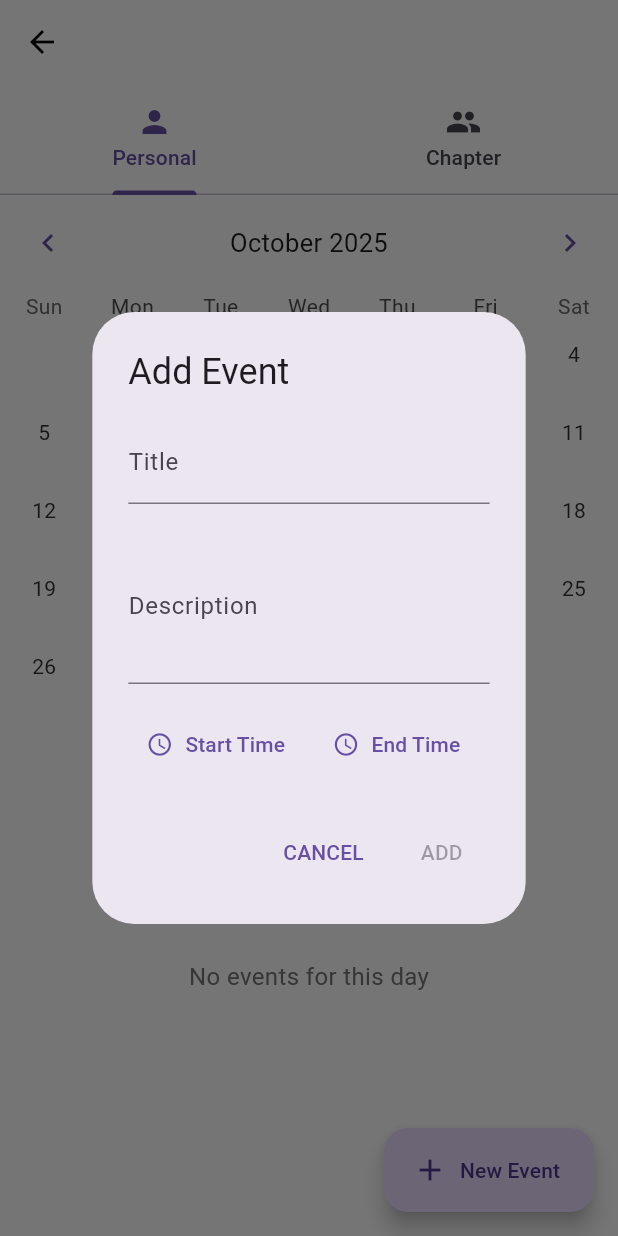
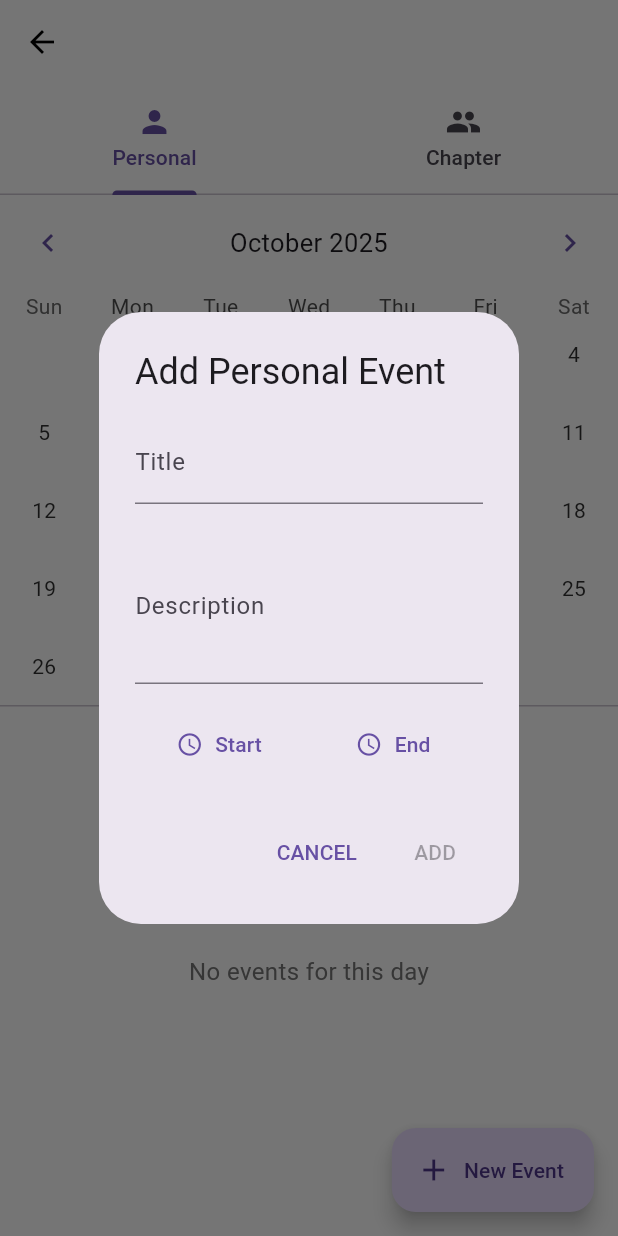
Before and after one commit to martianbabyconsumer/FBLA-APP, a Flutter app: the CalendarPage screen opened directly, after a tap on "New Event", on a phone screen of 412 x 824 dp. Run offline on Flutter 3.47's test engine with Material 3 defaults, Android fonts, the phone set to English and light mode, and no system bars; drawn by our look-alikes of table_calendar; our stand-ins replace shared_preferences; accounts and stored records are empty; network calls fail.

Commit message:
Complete rebuild of calendar system with proper provider context management

```diff
--- a/flutter_application_3/lib/pages/calendar_page.dart
+++ b/flutter_application_3/lib/pages/calendar_page.dart
@@ -2,7 +2,6 @@ import 'package:flutter/material.dart';
 import 'package:table_calendar/table_calendar.dart';
 import 'package:provider/provider.dart';
 import '../providers/calendar_provider.dart';
-
 
 class Event {
   final String title;
@@ -27,79 +26,113 @@ class CalendarPage extends StatefulWidget {
   State<CalendarPage> createState() => _CalendarPageState();
 }
 
-class _CalendarPageState extends State<CalendarPage> with SingleTickerProviderStateMixin {
+class _CalendarPageState extends State<CalendarPage>
+    with SingleTickerProviderStateMixin {
   late TabController _tabController;
-  late DateTime _focusedDay;
-  late DateTime _selectedDay;
-  final _titleController = TextEditingController();
-  final _descriptionController = TextEditingController();
-  TimeOfDay? _startTime;
-  TimeOfDay? _endTime;
+  DateTime _focusedDay = DateTime.now();
+  DateTime _selectedDay = DateTime.now();
 
   @override
   void initState() {
     super.initState();
-    _focusedDay = DateTime.now();
-    _selectedDay = DateTime.now();
     _tabController = TabController(length: 2, vsync: this);
-    _tabController.addListener(_handleTabChange);
+    _tabController.addListener(() {
+      if (mounted) setState(() {});
+    });
   }
 
   @override
   void dispose() {
-    _titleController.dispose();
-    _descriptionController.dispose();
-    _tabController.removeListener(_handleTabChange);
     _tabController.dispose();
     super.dispose();
   }
 
-  void _handleTabChange() {
-    if (_tabController.indexIsChanging) {
+  @override
+  Widget build(BuildContext context) {
+    return Scaffold(
+      appBar: AppBar(
+        bottom: TabBar(
+          controller: _tabController,
+          tabs: const [
+            Tab(icon: Icon(Icons.person), text: 'Personal'),
+            Tab(icon: Icon(Icons.group), text: 'Chapter'),
+          ],
+        ),
+      ),
+      body: Consumer<CalendarProvider>(
+        builder: (context, provider, _) {
+          return _CalendarView(
+            provider: provider,
+            isPersonal: _tabController.index == 0,
+            focusedDay: _focusedDay,
+            selectedDay: _selectedDay,
+            onDaySelected: (selected, focused) {
               setState(() {
-        _onDaySelected(_selectedDay, _focusedDay);
+                _selectedDay = selected;
+                _focusedDay = focused;
               });
-    }
+            },
+            onPageChanged: (focused) {
+              setState(() {
+                _focusedDay = focused;
+              });
+            },
+          );
+        },
+      ),
+      floatingActionButton: Consumer<CalendarProvider>(
+        builder: (context, provider, _) {
+          return FloatingActionButton.extended(
+            onPressed: () => _showAddDialog(
+              context,
+              provider,
+              _tabController.index == 0,
+              _selectedDay,
+            ),
+            icon: const Icon(Icons.add),
+            label: const Text('New Event'),
+          );
+        },
+      ),
+    );
   }
 
-  void _onDaySelected(DateTime selectedDay, DateTime focusedDay) {
-    setState(() {
-      _selectedDay = selectedDay;
-      _focusedDay = focusedDay;
-    });
-  }
+  static void _showAddDialog(
+    BuildContext context,
+    CalendarProvider provider,
+    bool isPersonal,
+    DateTime selectedDay,
+  ) {
+    final titleController = TextEditingController();
+    final descController = TextEditingController();
+    TimeOfDay? startTime;
+    TimeOfDay? endTime;
 
-  void _showAddEventDialog() {
-    final provider = Provider.of<CalendarProvider>(context, listen: false);
-
-    _titleController.clear();
-    _descriptionController.clear();
-    _startTime = null;
-    _endTime = null;
-
-    showDialog<bool>(
+    showDialog(
       context: context,
-      builder: (dialogContext) => StatefulBuilder(
-        builder: (builderContext, setDialogState) => AlertDialog(
-          title: const Text('Add Event'),
+      builder: (dialogContext) {
+        return StatefulBuilder(
+          builder: (stateContext, setState) {
+            return AlertDialog(
+              title: Text('Add ${isPersonal ? "Personal" : "Chapter"} Event'),
               content: SingleChildScrollView(
                 child: Column(
                   mainAxisSize: MainAxisSize.min,
                   children: [
                     TextField(
-                  controller: _titleController,
+                      controller: titleController,
                       decoration: const InputDecoration(
                         labelText: 'Title',
                         hintText: 'Enter event title',
                       ),
-                  onChanged: (value) => setDialogState(() {}),
+                      onChanged: (_) => setState(() {}),
                     ),
                     const SizedBox(height: 16),
                     TextField(
-                  controller: _descriptionController,
+                      controller: descController,
                       decoration: const InputDecoration(
                         labelText: 'Description',
-                    hintText: 'Enter event description',
+                        hintText: 'Enter description',
                       ),
                       maxLines: 3,
                     ),
@@ -114,13 +147,13 @@ class _CalendarPageState extends State<CalendarPage> with SingleTickerProviderSt
                                 initialTime: TimeOfDay.now(),
                               );
                               if (time != null) {
-                            setDialogState(() => _startTime = time);
+                                setState(() => startTime = time);
                               }
                             },
                             icon: const Icon(Icons.access_time),
-                        label: Text(_startTime != null
-                            ? _startTime!.format(dialogContext)
-                            : 'Start Time'),
+                            label: Text(
+                              startTime?.format(dialogContext) ?? 'Start',
+                            ),
                           ),
                         ),
                         Expanded(
@@ -131,13 +164,13 @@ class _CalendarPageState extends State<CalendarPage> with SingleTickerProviderSt
                                 initialTime: TimeOfDay.now(),
                               );
                               if (time != null) {
-                            setDialogState(() => _endTime = time);
+                                setState(() => endTime = time);
                               }
                             },
                             icon: const Icon(Icons.access_time),
-                        label: Text(_endTime != null
-                            ? _endTime!.format(dialogContext)
-                            : 'End Time'),
+                            label: Text(
+                              endTime?.format(dialogContext) ?? 'End',
+                            ),
                           ),
                         ),
                       ],
@@ -147,129 +180,117 @@ class _CalendarPageState extends State<CalendarPage> with SingleTickerProviderSt
               ),
               actions: [
                 TextButton(
-              onPressed: () => Navigator.pop(dialogContext, false),
+                  onPressed: () => Navigator.pop(dialogContext),
                   child: const Text('CANCEL'),
                 ),
                 TextButton(
-              onPressed: _titleController.text.trim().isEmpty
+                  onPressed: titleController.text.trim().isEmpty
                       ? null
                       : () {
                           final event = Event(
-                    title: _titleController.text,
-                    description: _descriptionController.text,
-                    startTime: _startTime,
-                    endTime: _endTime,
-                    color: Colors.blue,
+                            title: titleController.text.trim(),
+                            description: descController.text.trim(),
+                            startTime: startTime,
+                            endTime: endTime,
+                            color: isPersonal ? Colors.blue : Colors.orange,
                           );
-
-                  if (_tabController.index == 0) {
-                    provider.addPersonalEvent(_selectedDay, event);
+                          if (isPersonal) {
+                            provider.addPersonalEvent(selectedDay, event);
                           } else {
-                    provider.addChapterEvent(_selectedDay, event);
+                            provider.addChapterEvent(selectedDay, event);
                           }
-
-                  Navigator.pop(dialogContext, true);
+                          Navigator.pop(dialogContext);
                         },
                   child: const Text('ADD'),
                 ),
               ],
-        ),
-      ),
+            );
+          },
+        );
+      },
     );
   }
+}
+
+class _CalendarView extends StatelessWidget {
+  final CalendarProvider provider;
+  final bool isPersonal;
+  final DateTime focusedDay;
+  final DateTime selectedDay;
+  final Function(DateTime, DateTime) onDaySelected;
+  final Function(DateTime) onPageChanged;
+
+  const _CalendarView({
+    required this.provider,
+    required this.isPersonal,
+    required this.focusedDay,
+    required this.selectedDay,
+    required this.onDaySelected,
+    required this.onPageChanged,
+  });
 
   @override
   Widget build(BuildContext context) {
     final theme = Theme.of(context);
     final isDark = theme.brightness == Brightness.dark;
+    final events = isPersonal
+        ? provider.getPersonalEventsForDay(selectedDay)
+        : provider.getChapterEventsForDay(selectedDay);
 
-    return Consumer<CalendarProvider>(
-      builder: (context, calendarProvider, child) {
-        final currentEvents = _tabController.index == 0
-            ? calendarProvider.getPersonalEventsForDay(_selectedDay)
-            : calendarProvider.getChapterEventsForDay(_selectedDay);
-
-        return Scaffold(
-          appBar: AppBar(
-            bottom: TabBar(
-              controller: _tabController,
-              tabs: const [
-                Tab(icon: Icon(Icons.person), text: 'Personal'),
-                Tab(icon: Icon(Icons.group), text: 'Chapter'),
-              ],
-            ),
-          ),
-          body: Column(
+    return Column(
       children: [
         TableCalendar<Event>(
           firstDay: DateTime.utc(2024, 1, 1),
-                lastDay: DateTime.utc(2025, 12, 31),
-                focusedDay: _focusedDay,
-                selectedDayPredicate: (day) => isSameDay(_selectedDay, day),
+          lastDay: DateTime.utc(2026, 12, 31),
+          focusedDay: focusedDay,
+          selectedDayPredicate: (day) => isSameDay(selectedDay, day),
           calendarFormat: CalendarFormat.month,
-                availableCalendarFormats: const {
-                  CalendarFormat.month: 'Month'
-                },
-                eventLoader: (day) {
-                  if (_tabController.index == 0) {
-                    return calendarProvider.getPersonalEventsForDay(day);
-                  } else {
-                    return calendarProvider.getChapterEventsForDay(day);
-                  }
-                },
+          availableCalendarFormats: const {CalendarFormat.month: 'Month'},
+          eventLoader: (day) => isPersonal
+              ? provider.getPersonalEventsForDay(day)
+              : provider.getChapterEventsForDay(day),
           startingDayOfWeek: StartingDayOfWeek.sunday,
           headerStyle: HeaderStyle(
             formatButtonVisible: false,
             titleCentered: true,
-                  leftChevronIcon: Icon(
-                    Icons.chevron_left,
-                    color: theme.colorScheme.primary,
-                  ),
-                  rightChevronIcon: Icon(
-                    Icons.chevron_right,
-                    color: theme.colorScheme.primary,
-                  ),
+            leftChevronIcon: Icon(Icons.chevron_left, color: theme.primaryColor),
+            rightChevronIcon: Icon(Icons.chevron_right, color: theme.primaryColor),
           ),
           calendarStyle: CalendarStyle(
             outsideDaysVisible: false,
             weekendTextStyle: TextStyle(
               color: isDark ? Colors.white70 : Colors.grey[850],
             ),
-                  holidayTextStyle: TextStyle(
-                    color: isDark ? Colors.white70 : Colors.grey[850],
-                  ),
             selectedDecoration: BoxDecoration(
-                    color: theme.colorScheme.primary,
+              color: theme.primaryColor,
               shape: BoxShape.circle,
             ),
             todayDecoration: BoxDecoration(
-                    color: theme.colorScheme.primary.withOpacity(0.3),
+              color: theme.primaryColor.withOpacity(0.3),
               shape: BoxShape.circle,
             ),
           ),
-                onDaySelected: _onDaySelected,
-                onPageChanged: (focusedDay) {
-                  _focusedDay = focusedDay;
-                },
+          onDaySelected: onDaySelected,
+          onPageChanged: onPageChanged,
         ),
-              const SizedBox(height: 8),
+        const Divider(height: 1),
         Expanded(
-                child: currentEvents.isEmpty
+          child: events.isEmpty
               ? Center(
                   child: Text(
                     'No events for this day',
                     style: TextStyle(
-                            color: isDark ? Colors.grey[400] : Colors.grey[600],
+                      color: Colors.grey[600],
                       fontSize: 16,
                     ),
                   ),
                 )
               : ListView.builder(
-                        itemCount: currentEvents.length,
+                  itemCount: events.length,
                   itemBuilder: (context, index) {
-                          final event = currentEvents[index];
+                    final event = events[index];
                     return Dismissible(
-                            key: Key('${event.title}_${event.description}_$index'),
+                      key: Key('$isPersonal-${event.title}-$index'),
                       background: Container(
                         color: Colors.red,
                         alignment: Alignment.centerRight,
@@ -277,23 +298,22 @@ class _CalendarPageState extends State<CalendarPage> with SingleTickerProviderSt
                         child: const Icon(Icons.delete, color: Colors.white),
                       ),
                       direction: DismissDirection.endToStart,
-                            onDismissed: (direction) {
-                              if (_tabController.index == 0) {
-                                calendarProvider.removePersonalEvent(_selectedDay, event);
+                      onDismissed: (_) {
+                        if (isPersonal) {
+                          provider.removePersonalEvent(selectedDay, event);
                         } else {
-                                calendarProvider.removeChapterEvent(_selectedDay, event);
+                          provider.removeChapterEvent(selectedDay, event);
                         }
-
                         ScaffoldMessenger.of(context).showSnackBar(
                           SnackBar(
                             content: const Text('Event deleted'),
                             action: SnackBarAction(
                               label: 'UNDO',
                               onPressed: () {
-                                      if (_tabController.index == 0) {
-                                        calendarProvider.addPersonalEvent(_selectedDay, event);
+                                if (isPersonal) {
+                                  provider.addPersonalEvent(selectedDay, event);
                                 } else {
-                                        calendarProvider.addChapterEvent(_selectedDay, event);
+                                  provider.addChapterEvent(selectedDay, event);
                                 }
                               },
                             ),
@@ -308,7 +328,7 @@ class _CalendarPageState extends State<CalendarPage> with SingleTickerProviderSt
                         child: ListTile(
                           leading: Container(
                             width: 12,
-                                  height: double.infinity,
+                            height: 50,
                             color: event.color,
                           ),
                           title: Text(
@@ -318,20 +338,20 @@ class _CalendarPageState extends State<CalendarPage> with SingleTickerProviderSt
                           subtitle: Column(
                             crossAxisAlignment: CrossAxisAlignment.start,
                             children: [
-                                    if (event.startTime != null && event.endTime != null) ...[
+                              if (event.startTime != null &&
+                                  event.endTime != null) ...[
                                 const SizedBox(height: 4),
                                 Text(
                                   '${event.startTime!.format(context)} - ${event.endTime!.format(context)}',
-                                        style: TextStyle(
-                                          color: theme.colorScheme.primary,
-                                        ),
+                                  style: TextStyle(color: theme.primaryColor),
                                 ),
                               ],
+                              if (event.description.isNotEmpty) ...[
                                 const SizedBox(height: 4),
                                 Text(event.description),
                               ],
+                            ],
                           ),
-                                isThreeLine: true,
                         ),
                       ),
                     );
@@ -339,17 +359,6 @@ class _CalendarPageState extends State<CalendarPage> with SingleTickerProviderSt
                 ),
         ),
       ],
-          ),
-          floatingActionButton: SizedBox(
-            width: 140,
-            child: FloatingActionButton.extended(
-              onPressed: _showAddEventDialog,
-              icon: const Icon(Icons.add),
-              label: const Text('New Event'),
-            ),
-          ),
-        );
-      },
     );
   }
 }
```
Also changed, not shown: flutter_application_3/lib/pages/chapter_page.dart (+18 -30 lines), flutter_application_3/temp_chapter.txt (added). Lines whose indentation alone changed are shown as unchanged.
